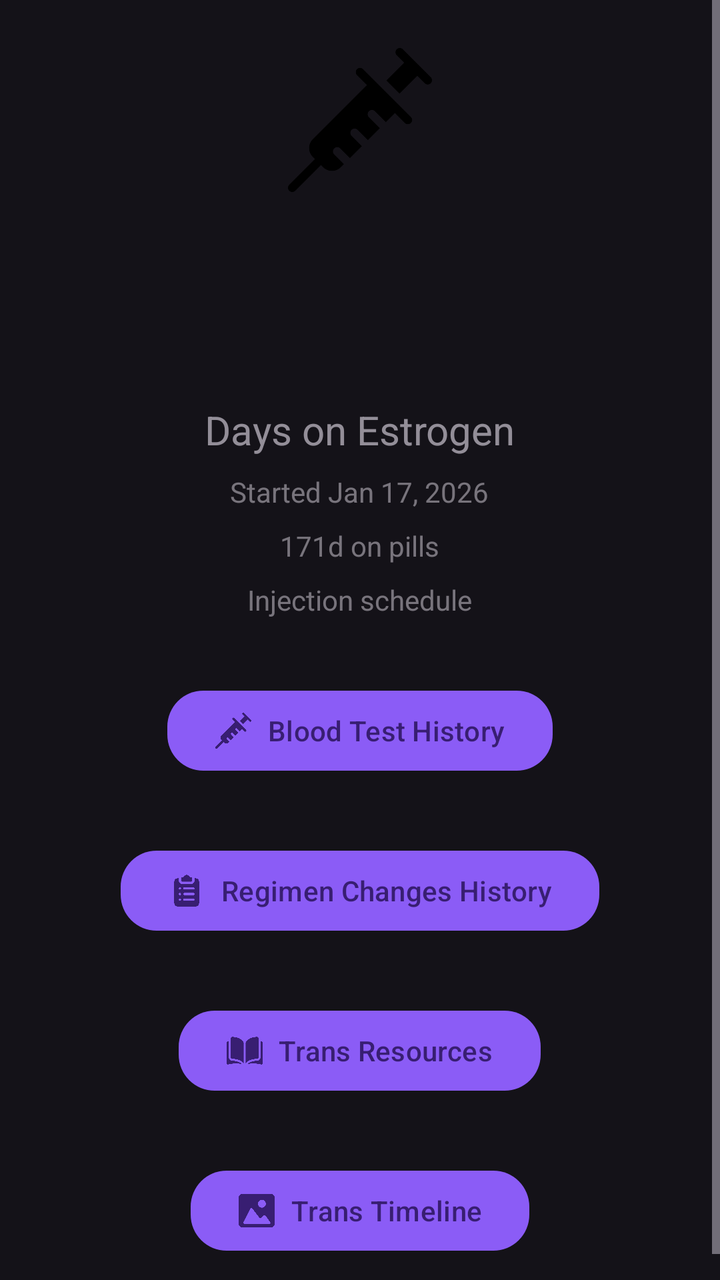
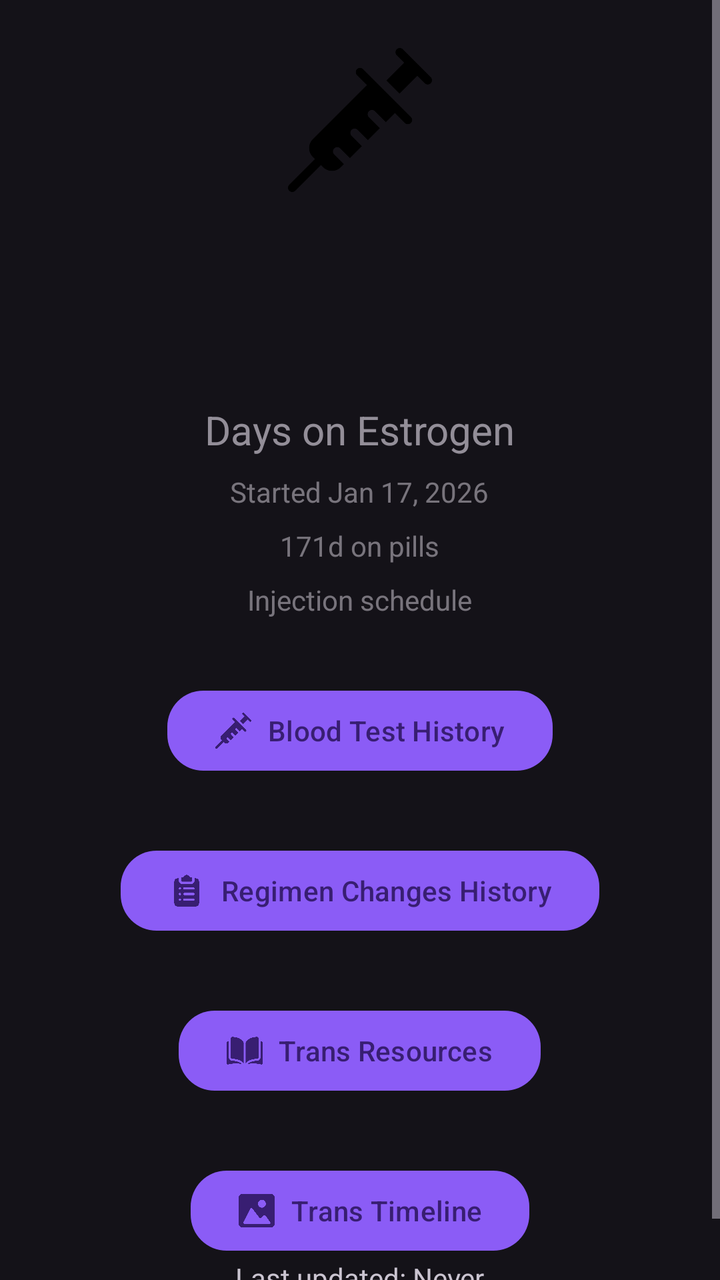

Before-and-after screenshots of an Android layout around one commit, followed by the original layout XML and the change that was made.
<!-- AndroidManifest.xml: application theme Theme.Ashley -->
<!-- res/layout/fragment_hrt.xml -->
<?xml version="1.0" encoding="utf-8"?>
<ScrollView
    xmlns:android="http://schemas.android.com/apk/res/android"
    xmlns:app="http://schemas.android.com/apk/res-auto"
    android:layout_width="match_parent"
    android:layout_height="match_parent"
    android:fillViewport="true">

    <LinearLayout
        android:id="@+id/root_layout"
        android:layout_width="match_parent"
        android:layout_height="match_parent"
        android:gravity="center"
        android:orientation="vertical"
        android:padding="24dp">

        <ImageView
            android:layout_width="72dp"
            android:layout_height="72dp"
            android:src="@drawable/syringe"
            android:contentDescription="@null"/>

        <TextView
            android:id="@+id/days_number"
            android:layout_width="wrap_content"
            android:layout_height="wrap_content"
            android:layout_marginTop="20dp"
            android:textSize="64sp"
            android:textStyle="bold"/>

        <TextView
            android:layout_width="wrap_content"
            android:layout_height="wrap_content"
            android:text="Days on Estrogen"
            android:textSize="20sp"
            android:alpha="0.7"/>

        <TextView
            android:id="@+id/start_date"
            android:layout_width="wrap_content"
            android:layout_height="wrap_content"
            android:layout_marginTop="8dp"
            android:text="Started Jan 17, 2026"
            android:alpha="0.55"/>

        <TextView
            android:id="@+id/pills_counter"
            android:layout_width="wrap_content"
            android:layout_height="wrap_content"
            android:layout_marginTop="8dp"
            android:text="171d on pills"
            android:alpha="0.55"/>

        <TextView
            android:id="@+id/injection_schedule"
            android:layout_width="wrap_content"
            android:layout_height="wrap_content"
            android:layout_marginTop="8dp"
            android:text="Injection schedule"
            android:alpha="0.55"
            android:textAlignment="center"/>

        <com.google.android.material.button.MaterialButton
            android:id="@+id/blood_history_button"
            android:layout_width="wrap_content"
            android:layout_height="wrap_content"
            android:layout_marginTop="32dp"
            android:text="Blood Test History"
            app:cornerRadius="18dp"
            app:icon="@drawable/syringe"
            app:iconGravity="textStart"/>

        <LinearLayout
            android:id="@+id/blood_history_container"
            android:layout_width="match_parent"
            android:layout_height="wrap_content"
            android:layout_marginTop="28dp"
            android:orientation="vertical"
            android:visibility="gone"/>

        <com.google.android.material.button.MaterialButton
            android:id="@+id/regimen_history_button"
            android:layout_width="wrap_content"
            android:layout_height="wrap_content"
            android:layout_marginTop="32dp"
            android:text="Regimen Changes History"
            app:cornerRadius="18dp"
            app:icon="@drawable/clipboard"
            app:iconGravity="textStart"/>

        <LinearLayout
            android:id="@+id/regimen_history_container"
            android:layout_width="match_parent"
            android:layout_height="wrap_content"
            android:layout_marginTop="28dp"
            android:orientation="vertical"
            android:visibility="gone">

            <include
                android:id="@+id/regimen_history_card"
                layout="@layout/item_feature"/>

        </LinearLayout>

        <com.google.android.material.button.MaterialButton
            android:id="@+id/trans_resources_button"
            android:layout_width="wrap_content"
            android:layout_height="wrap_content"
            android:layout_marginTop="32dp"
            android:text="Trans Resources"
            app:cornerRadius="18dp"
            app:icon="@drawable/book"
            app:iconGravity="textStart"/>

        <LinearLayout
            android:id="@+id/trans_resources_container"
            android:layout_width="match_parent"
            android:layout_height="wrap_content"
            android:layout_marginTop="28dp"
            android:orientation="vertical"
            android:visibility="gone">

            <include
                android:id="@+id/trans_resources_card"
                layout="@layout/item_feature"/>
        </LinearLayout>

        <com.google.android.material.button.MaterialButton
            android:id="@+id/trans_timeline_button"
            android:layout_width="wrap_content"
            android:layout_height="wrap_content"
            android:layout_marginTop="32dp"
            android:text="Trans Timeline"
            app:cornerRadius="18dp"
            app:icon="@drawable/picture"
            app:iconGravity="textStart"/>

        <LinearLayout
            android:id="@+id/trans_timeline_container"
            android:layout_width="match_parent"
            android:layout_height="wrap_content"
            android:layout_marginTop="28dp"
            android:orientation="vertical"
            android:visibility="gone">

            <include
                android:id="@+id/trans_timeline_card"
                layout="@layout/item_feature"/>
        </LinearLayout>

    </LinearLayout>

</ScrollView>
<!-- res/layout/item_feature.xml (included above) -->
<com.google.android.material.card.MaterialCardView
    xmlns:android="http://schemas.android.com/apk/res/android"
    xmlns:app="http://schemas.android.com/apk/res-auto"

    android:id="@+id/card"
    android:layout_width="match_parent"
    android:layout_height="wrap_content"
    android:layout_margin="10dp"

    android:clickable="true"
    android:focusable="true"

    app:cardCornerRadius="20dp"
    app:cardElevation="6dp"
    app:rippleColor="?attr/colorPrimary">

    <LinearLayout
        android:layout_width="match_parent"
        android:layout_height="wrap_content"

        android:orientation="vertical"
        android:gravity="center_horizontal"
        android:padding="20dp">

        <ImageView
            android:id="@+id/card_icon"
            android:layout_width="52dp"
            android:layout_height="52dp"
            android:layout_marginBottom="12dp"
            android:contentDescription="@null"/>

        <TextView
            android:id="@+id/card_title"
            android:layout_width="match_parent"
            android:layout_height="wrap_content"

            android:gravity="center"
            android:text=""
            android:textStyle="bold"
            android:textSize="22sp"/>

        <TextView
            android:id="@+id/card_description"
            android:layout_width="match_parent"
            android:layout_height="wrap_content"

            android:layout_marginTop="10dp"

            android:gravity="center"
            android:text=""
            android:textSize="16sp"/>

        <TextView
            android:id="@+id/card_subtitle"
            android:layout_width="match_parent"
            android:layout_height="wrap_content"

            android:layout_marginTop="12dp"

            android:alpha="0.7"
            android:gravity="center"
            android:text=""
            android:textSize="13sp"/>

    </LinearLayout>

</com.google.android.material.card.MaterialCardView>
<!-- resources referenced by this layout -->
<resources>
  <!-- drawable book: png bitmap (drawable, 6304 bytes) -->
  <!-- drawable clipboard: png bitmap (drawable, 8791 bytes) -->
  <!-- drawable picture: png bitmap (drawable, 5896 bytes) -->
  <!-- drawable syringe: png bitmap (drawable, 7914 bytes) -->
  <style name="Theme.Ashley" parent="Theme.Material3.Dark.NoActionBar">
  
          <item name="colorPrimary">@color/purple_500</item>
          <item name="colorPrimaryContainer">@color/purple_700</item>
  
          <item name="colorSecondary">@color/teal_200</item>
  
          <item name="android:statusBarColor">@android:color/transparent</item>
  
          <item name="android:navigationBarColor">@android:color/black</item>
  
          <item name="android:windowLightStatusBar" tools:targetApi="23">false</item>
  
          <item name="android:windowLightNavigationBar" tools:targetApi="27">false</item>
  
      </style>
  <color name="purple_500">#8B5CF6</color>
  <color name="purple_700">#6D28D9</color>
  <color name="teal_200">#64FFDA</color>
</resources>

<!-- the commit's change to res/layout/fragment_hrt.xml (unified diff, before → after) -->
@@ -148,6 +148,12 @@
                 layout="@layout/item_feature"/>
         </LinearLayout>
 
+        <TextView
+            android:id="@+id/last_updated"
+            android:layout_width="wrap_content"
+            android:layout_height="wrap_content"
+            android:text="Last updated: Never" />
+
     </LinearLayout>
 
 </ScrollView>
